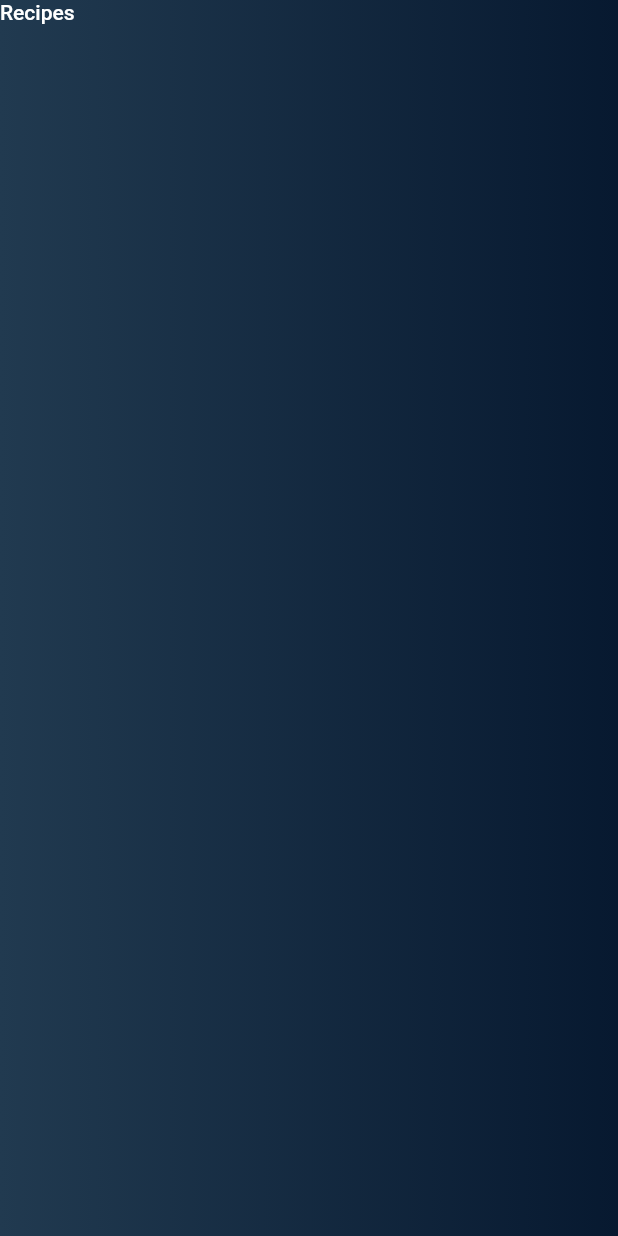
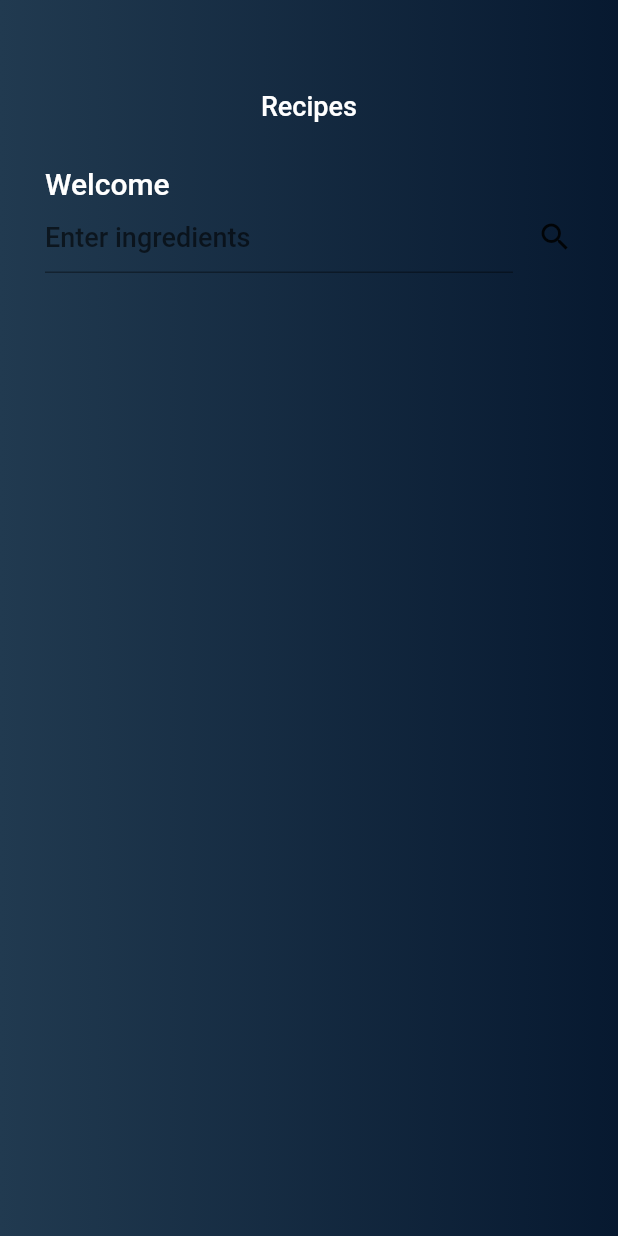
Before and after one commit to yafetszt/recipe_app, a Flutter app: the screen it shows after launch, on a phone screen of 412 x 824 dp. Run offline on Flutter 3.47's test engine with Material 2 defaults, Android fonts, the phone set to English and light mode, and no system bars; project files that could hold a hidden picture were left out.

```diff
--- a/lib/screens/home.dart
+++ b/lib/screens/home.dart
@@ -1,3 +1,5 @@
+import 'dart:io';
+
 import 'package:flutter/material.dart';
 
 class Home extends StatefulWidget {
@@ -24,18 +26,55 @@ class _HomeState extends State<Home> {
             ),
           ),
           Container(
+            padding: EdgeInsets.symmetric(vertical: Platform.isAndroid? 60: 30, horizontal: 30),
             child: Column(
+              crossAxisAlignment: CrossAxisAlignment.start,
               children: <Widget>[
-
                 Row(
+                  mainAxisAlignment: MainAxisAlignment.center,
                   children: <Widget>[
-                    Text("Recipes", style: TextStyle(
-                        color: Colors.white
-                    ),)
+                    Text("Recipes",
+                      style: TextStyle(
+                        color: Colors.white,
+                        fontSize: 18,
+                        fontWeight: FontWeight.w400,
+                      ),
+                    )
                   ],
                 ),
-                SizedBox(height: 30,),
-
+                SizedBox(
+                  height: 30,
+                ),
+                Text("Welcome",
+                  style: TextStyle(
+                    fontSize: 20,
+                    color: Colors.white
+                  ),
+                ),
+                Container(
+                  width: MediaQuery.of(context).size.width,
+                  child: Row(
+                    children: <Widget>[
+                      Expanded(
+                        child: TextField(
+                          decoration: InputDecoration(
+                            hintText: "Enter ingredients",
+                            hintStyle: TextStyle(
+                              fontSize: 18
+                            )
+                          ),
+                          style: TextStyle(
+                            fontSize: 18
+                          ),
+                        ),
+                      ),
+                      SizedBox(width: 16,),
+                      Container(
+                        child: Icon(Icons.search),
+                      )
+                    ],
+                  ),
+                )
               ],
             ),
           ),
```
